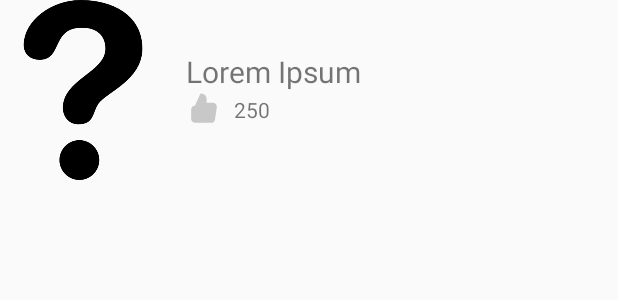
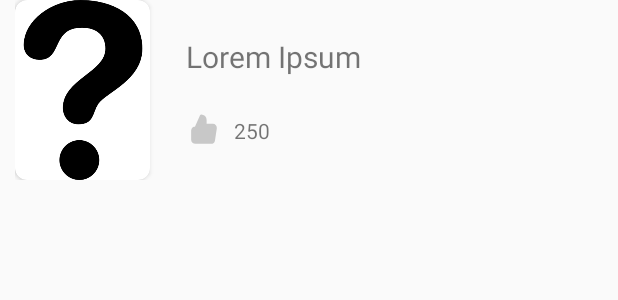
Before and after one commit to JurenIvan/ShowsApp, an Android app: the layout item_show_list.xml on its own in the app's theme, with its tools: preview values and no code run, on a phone screen of 412 x 824 dp. Shown: the top 300 px of the screen. Run offline under Robolectric (Android 15) with nearby library versions, the light colour scheme and no system bars.

Commit message:
redesign list view items to be more similar to proposed design

```diff
--- a/app/src/main/res/layout/item_show_list.xml
+++ b/app/src/main/res/layout/item_show_list.xml
@@ -3,12 +3,17 @@
         xmlns:android="http://schemas.android.com/apk/res/android"
         xmlns:tools="http://schemas.android.com/tools"
         android:layout_width="match_parent"
-        android:layout_height="wrap_content"
+        android:layout_height="wrap_content" xmlns:app="http://schemas.android.com/apk/res-auto"
         android:paddingBottom="10dp"
         android:paddingStart="10dp"
         android:paddingEnd="10dp"
         android:orientation="horizontal"
         android:id="@+id/showListID">
+
+    <android.support.v7.widget.CardView
+            android:layout_width="wrap_content"
+            android:layout_height="wrap_content"
+            app:cardCornerRadius="8dp">
 
         <ImageView
                 android:id="@+id/imageViewPicture"
@@ -17,12 +22,16 @@
                 android:scaleType="centerCrop"
                 tools:src="@drawable/show_placeholder"
         />
+    </android.support.v7.widget.CardView>
+
+
 
     <LinearLayout
             android:layout_width="match_parent"
-            android:layout_height="wrap_content"
+            android:layout_height="match_parent"
             android:orientation="vertical"
             android:layout_gravity="center"
+            android:layout_marginTop="16dp"
     >
 
         <TextView
@@ -37,12 +46,14 @@
                 android:layout_marginEnd="16dp"
         />
 
+
+
         <LinearLayout
                 android:layout_width="match_parent"
                 android:layout_height="wrap_content"
                 android:orientation="horizontal"
                 android:layout_marginStart="24dp"
-
+                android:layout_marginTop="24dp"
                 android:layout_marginEnd="16dp"
         >
 
--- a/app/src/main/res/values/styles.xml
+++ b/app/src/main/res/values/styles.xml
@@ -21,6 +21,7 @@
         <item name="android:layout_height">wrap_content</item>
         <item name="android:layout_margin">15dp</item>
         <item name="android:elevation">5dp</item>
+        <item name="android:colorAccent">#ff758c</item>
     </style>
 
     <style name="TextInputFields" parent="Widget.Design.TextInputLayout">
```
Lines whose indentation alone changed are shown as unchanged.
